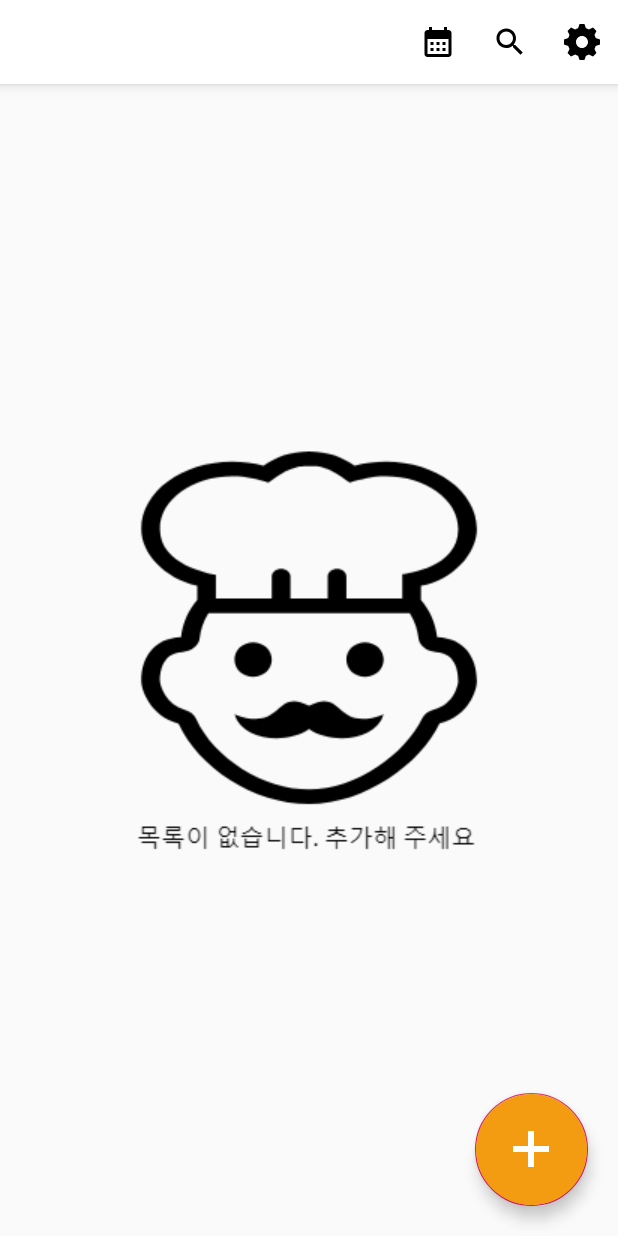
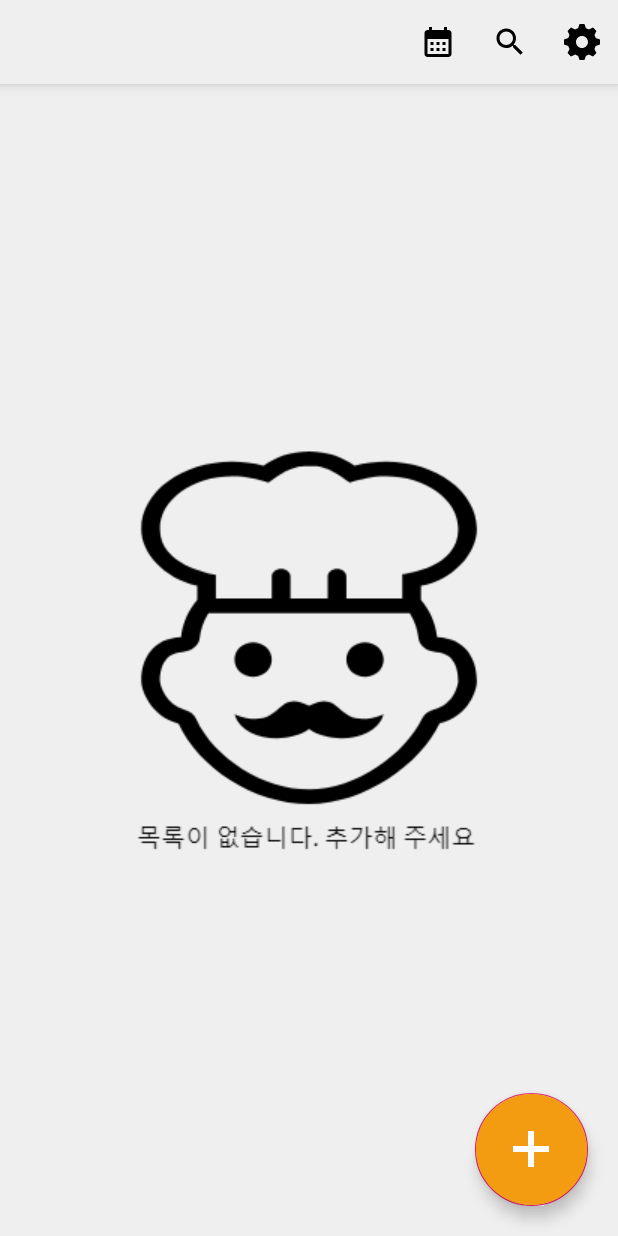
Before and after one commit to jsd0721/expiration_day, an Android app: the ViewDatabaseActivity screen opened directly, with no data from a screen before it, on a phone screen of 412 x 824 dp. Run offline under Robolectric (Android 15) with nearby library versions, the phone set to English and light mode, and no system bars; our stand-ins replace Room's generated code.

```diff
--- a/app/src/main/res/layout/activity_view_database.xml
+++ b/app/src/main/res/layout/activity_view_database.xml
@@ -5,7 +5,8 @@
     android:layout_width="match_parent"
     android:layout_height="match_parent"
     android:orientation="vertical"
-    tools:context=".ViewDatabaseActivity">
+    tools:context=".ViewDatabaseActivity"
+    android:background="#efefef">
     <androidx.appcompat.widget.Toolbar
         android:id="@+id/mainActivityToolbar"
         android:layout_width="match_parent"
@@ -15,8 +16,9 @@
         app:layout_constraintStart_toStartOf="parent"
         app:layout_constraintEnd_toEndOf="parent"
         app:title=""
-        android:background="@color/white"
-        android:elevation="5dp"/>
+        android:background="#efefef"
+        android:elevation="5dp"
+        />
 
     <ImageView
         android:id="@+id/imageWhenEmpty"
@@ -32,6 +34,7 @@
         android:id="@+id/itemRCView"
         android:layout_width="match_parent"
         android:layout_height="0dp"
+        android:padding="5dp"
         app:layout_constraintBottom_toBottomOf="parent"
         app:layout_constraintEnd_toEndOf="parent"
         app:layout_constraintStart_toStartOf="parent"
```
Also changed, not shown: app/src/main/java/com/example/expiraton_date/MainActivity.kt (+22 -2 lines), app/src/main/java/com/example/expiraton_date/RcViewAdapter.kt (+13 -1 lines), app/src/main/java/com/example/expiraton_date/ViewDatabaseActivity.kt (+11 -8 lines).
